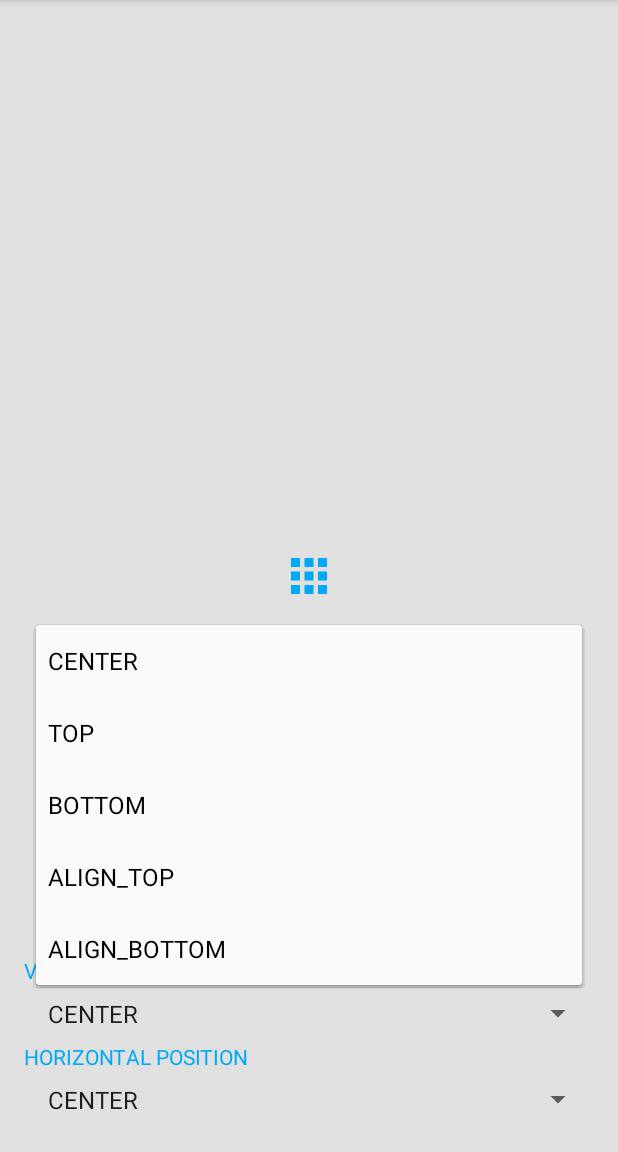
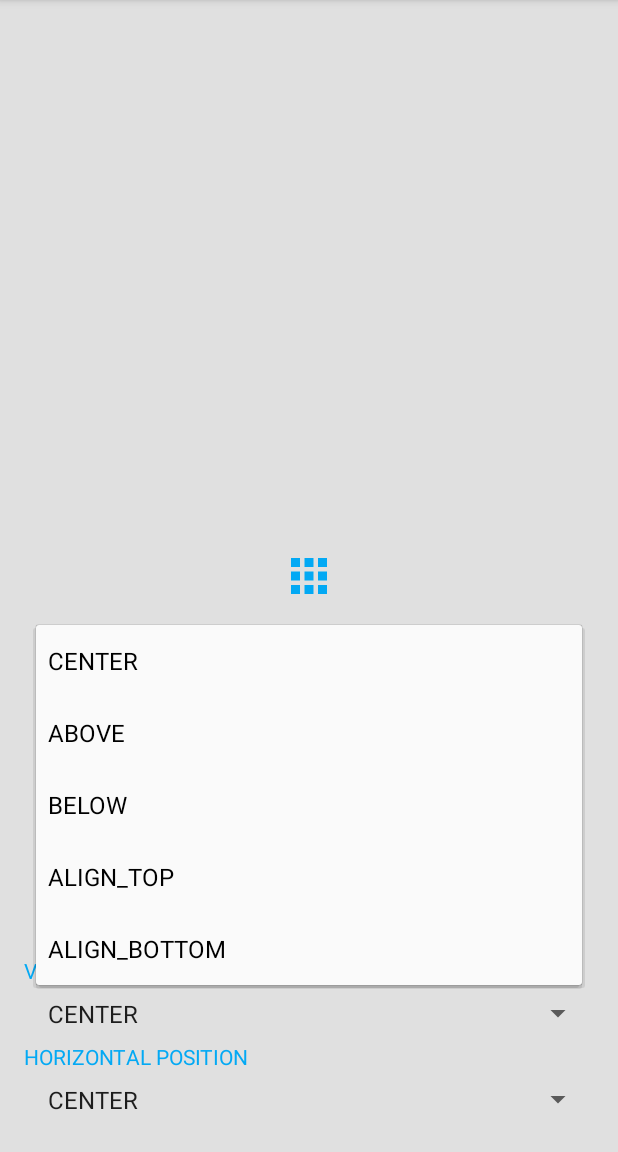
Before and after one commit to kakajika/RelativePopupWindow, an Android app: the screen it shows after launch (ExampleActivity), after a tap on "CENTER", on a phone screen of 412 x 824 dp, the part 84-1236 px from its top. Run offline under Robolectric (Android 15) with nearby library versions, the phone set to English and light mode, and no system bars.

Commit message:
Fix README: Vertical Position parameters

```diff
--- a/example/src/main/res/values/strings.xml
+++ b/example/src/main/res/values/strings.xml
@@ -2,8 +2,8 @@
     <string name="app_name">RelativePopupWindow</string>
     <string-array name="vertical_positions">
         <item>CENTER</item>
-        <item>TOP</item>
-        <item>BOTTOM</item>
+        <item>ABOVE</item>
+        <item>BELOW</item>
         <item>ALIGN_TOP</item>
         <item>ALIGN_BOTTOM</item>
     </string-array>
```
Also changed, not shown: 1 other file.
